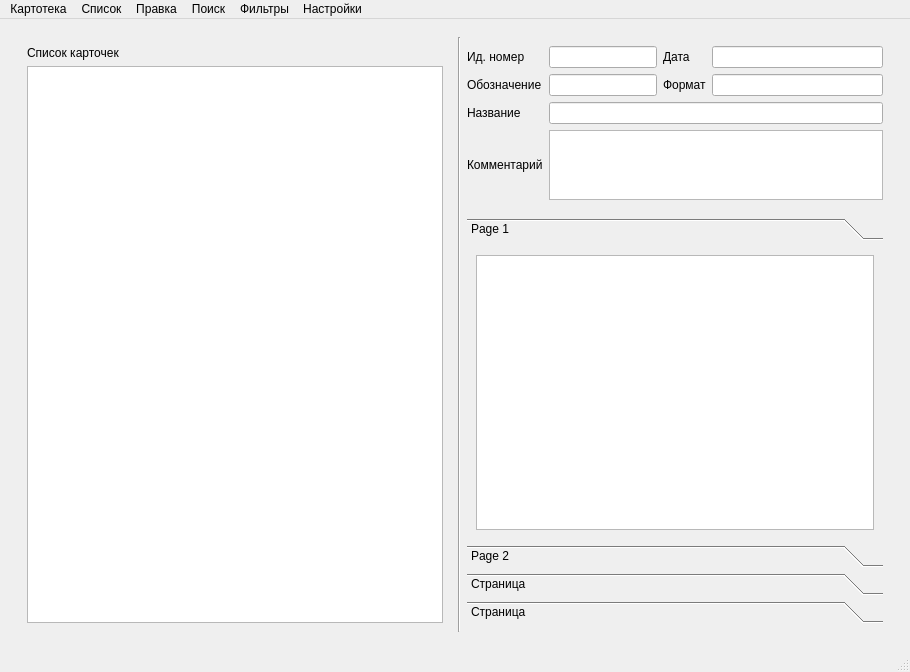
Qt form mainwindow.ui (Lelius/FileCabinet) before a commit.
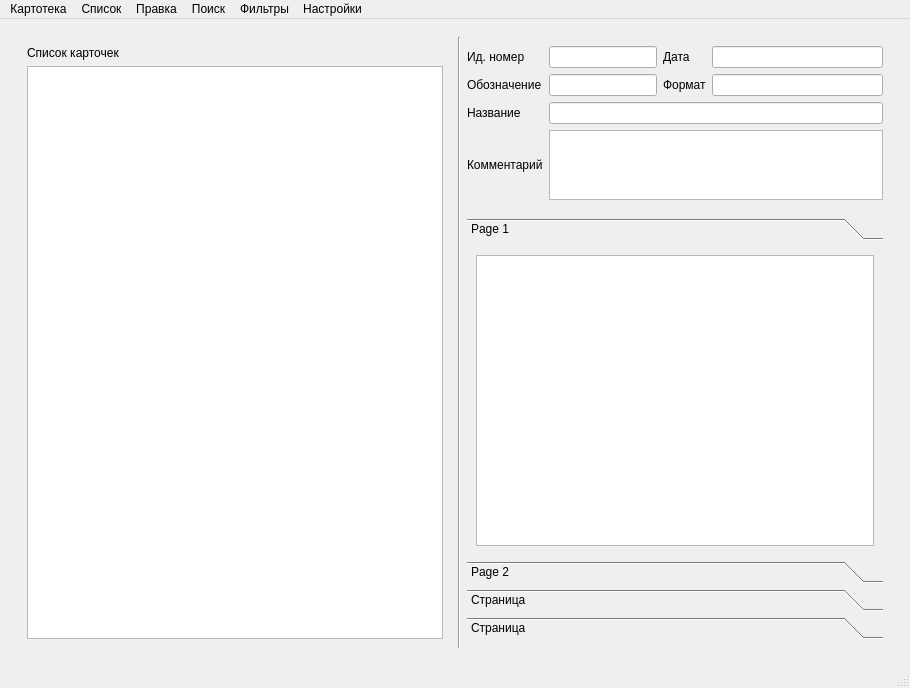
The same form after that commit. Icons and pictures are not drawn.

```diff
--- a/mainwindow.ui
+++ b/mainwindow.ui
@@ -7,7 +7,7 @@
     <x>0</x>
     <y>0</y>
     <width>910</width>
-    <height>672</height>
+    <height>688</height>
    </rect>
   </property>
   <property name="font">
@@ -229,8 +229,8 @@
                    <rect>
                     <x>0</x>
                     <y>0</y>
-                    <width>450</width>
-                    <height>212</height>
+                    <width>458</width>
+                    <height>214</height>
                    </rect>
                   </property>
                   <attribute name="label">
```
Left out of the diff: 12 changed lines with no effect on the pictures.
